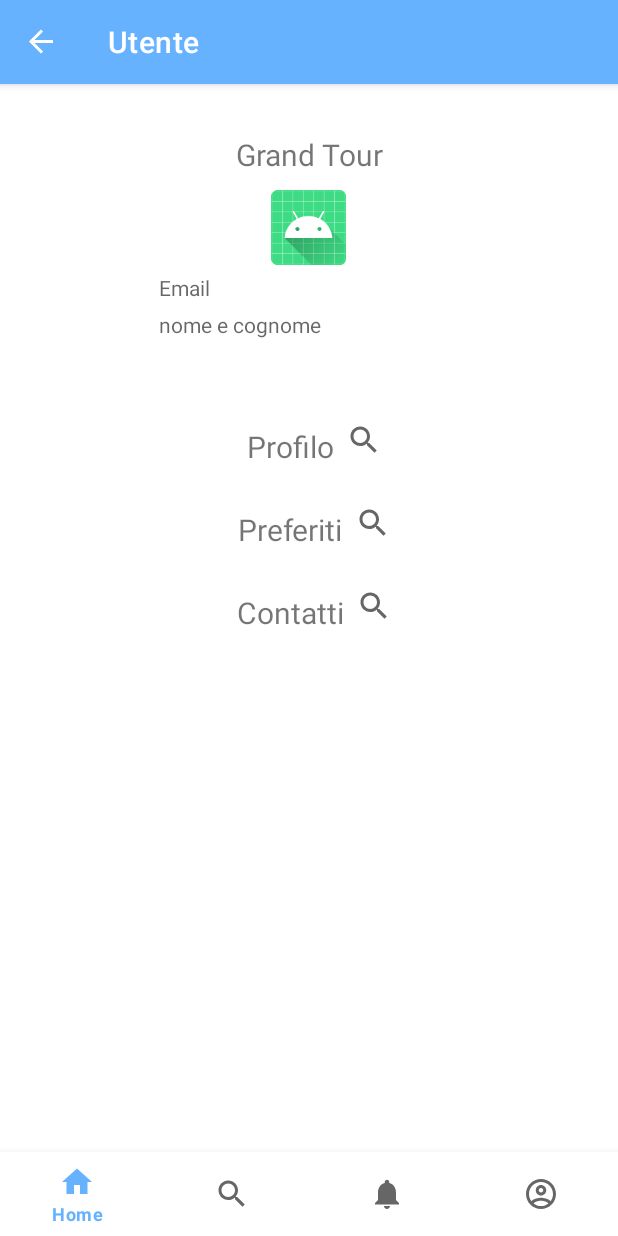
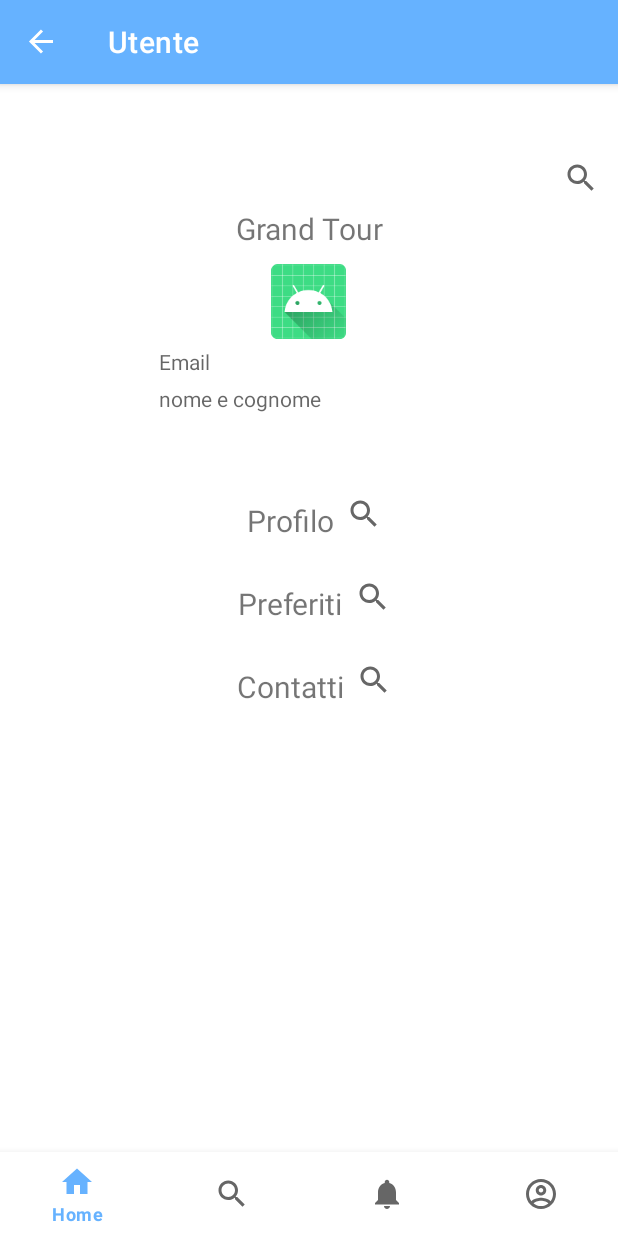
Before and after one commit to SteTrotto/GrandTour, an Android app: the UserLogUtente screen opened through its navigation route, on a phone screen of 412 x 824 dp. Run offline under Robolectric (Android 15) with nearby library versions, the phone set to English and light mode, and no system bars; our stand-ins replace Firebase (no records; nobody signed in at launch, a user with empty details on screens opened directly), navigation-ui.

Commit message:
Bottone log_out

```diff
--- a/app/src/main/java/com/example/grandtour/ui/user/UserLogUtente.java
+++ b/app/src/main/java/com/example/grandtour/ui/user/UserLogUtente.java
@@ -2,7 +2,6 @@ package com.example.grandtour.ui.user;
 
 
 import android.os.Bundle;
-import android.util.Log;
 import android.view.LayoutInflater;
 import android.view.View;
 import android.view.ViewGroup;
@@ -12,6 +11,7 @@ import android.widget.TextView;
 import androidx.annotation.NonNull;
 import androidx.annotation.Nullable;
 import androidx.fragment.app.Fragment;
+import androidx.fragment.app.FragmentTransaction;
 import androidx.lifecycle.Observer;
 import androidx.lifecycle.ViewModelProvider;
 import androidx.recyclerview.widget.RecyclerView;
@@ -19,6 +19,7 @@ import androidx.recyclerview.widget.RecyclerView;
 import com.example.grandtour.R;
 import com.example.grandtour.Viaggio;
 import com.example.grandtour.adapter.ViaggiRecyclerViewAdapter;
+import com.example.grandtour.databinding.FragmentUserBinding;
 import com.example.grandtour.databinding.FragmentUserLogBinding;
 import com.example.grandtour.databinding.FragmentVisualizzaRecensioneBinding;
 import com.example.grandtour.ui.ricerca_visualizza.Ricerca_VisualizzaFragment;
@@ -70,6 +71,7 @@ public class UserLogUtente extends Fragment {
     private ImageButton button_profilo;
     private ImageButton button_preferiti;
     private ImageButton button_contatti;
+    private ImageButton button_log_out;
 
     private RecyclerView mRecyclerView;
 
@@ -107,6 +109,7 @@ public class UserLogUtente extends Fragment {
         button_profilo = root.findViewById(R.id.button1);
         button_preferiti = root.findViewById(R.id.button2);
         button_contatti = root.findViewById(R.id.button3);
+        button_log_out = root.findViewById(R.id.log_out);
 
         //mAuth = FirebaseAuth.getInstance();
 
@@ -116,7 +119,7 @@ public class UserLogUtente extends Fragment {
 
         mAuth = FirebaseAuth.getInstance();
 
-         user =  mAuth.getCurrentUser();
+        user =  mAuth.getCurrentUser();
         email.setText(user.getEmail());
         nome_cognome.setText(user.getDisplayName());
 
@@ -133,6 +136,21 @@ public class UserLogUtente extends Fragment {
 //        mRecyclerView.addItemDecoration(itemDecorator);
 
         readRecensioni();
+
+        button_log_out.setOnClickListener(new View.OnClickListener() {
+            @Override
+            public void onClick(View v)
+            {
+                mAuth.getInstance()
+                        .signOut();
+
+                    Fragment fragment = null;
+                    fragment = new UserFragment();
+                    replaceFragment(fragment);
+
+
+            }
+        });
 
         button_profilo.setOnClickListener(new View.OnClickListener()
         {
@@ -177,6 +195,14 @@ public class UserLogUtente extends Fragment {
 
 
         return root;
+    }
+
+    public void replaceFragment(Fragment someFragment)
+    {
+        FragmentTransaction transaction = getFragmentManager().beginTransaction();
+        transaction.replace(R.id.nav_host_fragment_activity_main, someFragment);
+        transaction.addToBackStack(null);
+        transaction.commit();
     }
 
     @Override
@@ -242,5 +268,7 @@ public class UserLogUtente extends Fragment {
 
             }
         });
+
 }
+
 }
--- a/app/src/main/res/layout/fragment_user_log.xml
+++ b/app/src/main/res/layout/fragment_user_log.xml
@@ -13,6 +13,22 @@
     android:orientation="vertical"
     android:layout_marginTop="25dp">
 
+    <LinearLayout
+        android:layout_width="match_parent"
+        android:layout_height="match_parent"
+        tools:context=".ui.user.UserLogUtente"
+        android:orientation="vertical"
+        android:layout_marginTop="25dp">
+
+        <ImageButton
+            android:id="@+id/log_out"
+            android:layout_width="wrap_content"
+            android:layout_height="wrap_content"
+            android:layout_marginLeft="375dp"
+            android:background="@drawable/baseline_search_24"
+            android:orientation="horizontal" />
+
+    </LinearLayout>
         <TextView
             android:id="@+id/text_user"
             android:layout_width="match_parent"
```
Also changed, not shown: app/src/main/java/com/example/grandtour/ui/user/UserFragment.java (+14 -0 lines).
